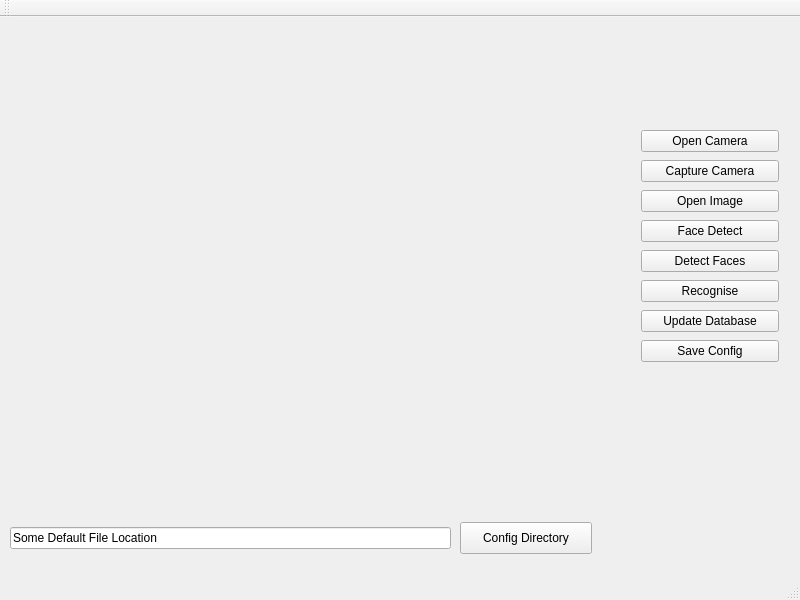
Above: mainwindow.ui from gkmao/itellectboard before the change. Below: the same form after it.
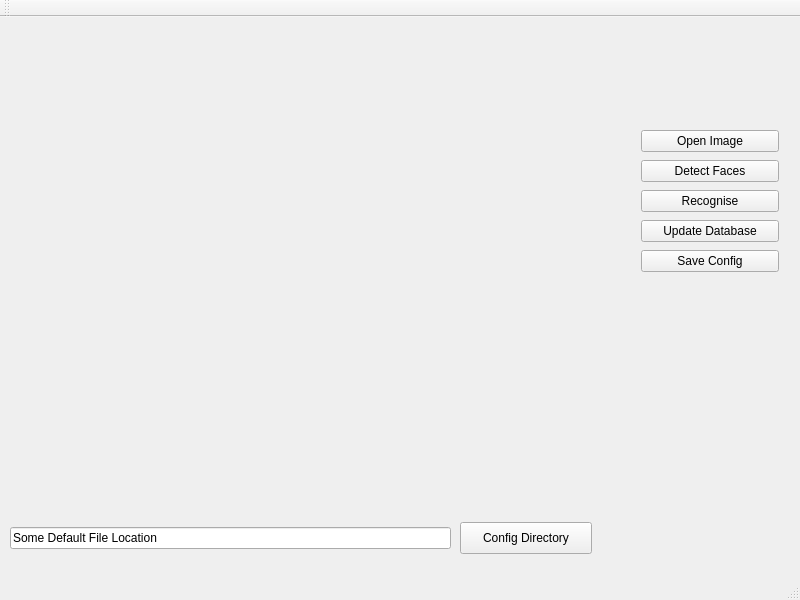
That is the form after the change.

```diff
--- a/mainwindow.ui
+++ b/mainwindow.ui
@@ -46,24 +46,10 @@
       <x>630</x>
       <y>100</y>
       <width>160</width>
-      <height>260</height>
+      <height>168</height>
      </rect>
     </property>
     <layout class="QVBoxLayout" name="verticalLayout">
-     <item>
-      <widget class="QPushButton" name="openCameraBtn">
-       <property name="text">
-        <string>Open Camera</string>
-       </property>
-      </widget>
-     </item>
-     <item>
-      <widget class="QPushButton" name="captureCameraBtn">
-       <property name="text">
-        <string>Capture Camera</string>
-       </property>
-      </widget>
-     </item>
      <item>
       <widget class="QPushButton" name="openImageBtn">
        <property name="text">
@@ -71,13 +57,6 @@
        </property>
       </widget>
      </item>
-     <item>
-      <widget class="QPushButton" name="faceDecteBtn">
-       <property name="text">
-        <string>Face Detect</string>
-       </property>
-      </widget>
-     </item>
      <item>
       <widget class="QPushButton" name="detectFacesBtn">
        <property name="text">
@@ -118,32 +97,6 @@
      </rect>
     </property>
    </widget>
-   <widget class="QWidget" name="">
-    <property name="geometry">
-     <rect>
-      <x>640</x>
-      <y>390</y>
-      <width>102</width>
-      <height>20</height>
-     </rect>
-    </property>
-    <layout class="QHBoxLayout" name="horizontalLayout">
-     <item>
-      <widget class="QLabel" name="label">
-       <property name="text">
-        <string>性别：</string>
-       </property>
-      </widget>
-     </item>
-     <item>
-      <widget class="QLabel" name="genderLabel">
-       <property name="text">
-        <string/>
-       </property>
-      </widget>
-     </item>
-    </layout>
-   </widget>
   </widget>
   <widget class="QMenuBar" name="menuBar">
    <property name="geometry">
```
Left out of the diff: 2 changed lines with no effect on the pictures.
